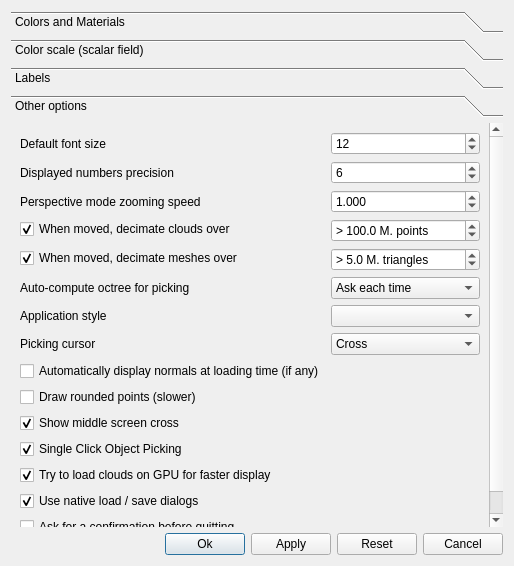
Before: the Qt Designer form libs/CCAppCommon/ui/displaySettingsDlg.ui in CloudCompare/CloudCompare, drawn with Qt 5.
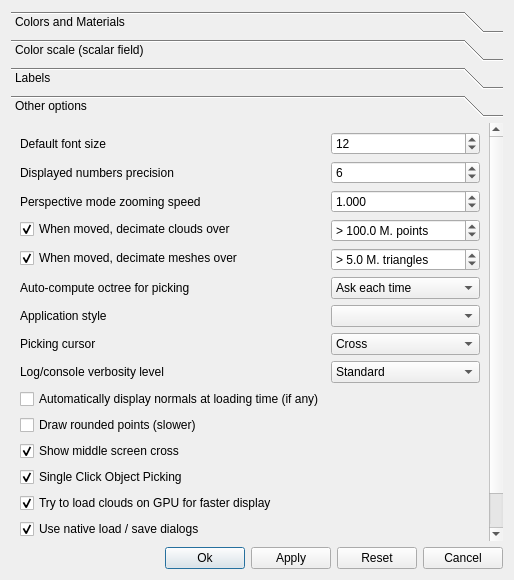
After: the same form once the commit is applied. Icons and pictures are not drawn.

Commit message: New 'Display setting' dialog option to set the logs verbosity level

The edit to the form file:
```diff
--- a/libs/CCAppCommon/ui/displaySettingsDlg.ui
+++ b/libs/CCAppCommon/ui/displaySettingsDlg.ui
@@ -7,7 +7,7 @@
     <x>0</x>
     <y>0</y>
     <width>514</width>
-    <height>566</height>
+    <height>580</height>
    </rect>
   </property>
   <property name="sizePolicy">
@@ -603,7 +603,7 @@
         <x>0</x>
         <y>0</y>
         <width>496</width>
-        <height>409</height>
+        <height>423</height>
        </rect>
       </property>
       <attribute name="label">
@@ -787,21 +787,21 @@
          </item>
         </widget>
        </item>
-       <item row="8" column="0">
+       <item row="9" column="0">
         <widget class="QCheckBox" name="autoDisplayNormalsCheckBox">
          <property name="text">
           <string>Automatically display normals at loading time (if any)</string>
          </property>
         </widget>
        </item>
-       <item row="9" column="0">
+       <item row="10" column="0">
         <widget class="QCheckBox" name="drawRoundedPointsCheckBox">
          <property name="text">
           <string>Draw rounded points (slower)</string>
          </property>
         </widget>
        </item>
-       <item row="10" column="0">
+       <item row="11" column="0">
         <widget class="QCheckBox" name="showCrossCheckBox">
          <property name="toolTip">
           <string>A cross is displayed in the middle of the screen</string>
@@ -817,7 +817,7 @@
          </property>
         </widget>
        </item>
-       <item row="12" column="0">
+       <item row="13" column="0">
         <widget class="QCheckBox" name="useVBOCheckBox">
          <property name="text">
           <string>Try to load clouds on GPU for faster display</string>
@@ -827,7 +827,7 @@
          </property>
         </widget>
        </item>
-       <item row="13" column="0">
+       <item row="14" column="0">
         <widget class="QCheckBox" name="useNativeDialogsCheckBox">
          <property name="text">
           <string>Use native load / save dialogs</string>
@@ -837,7 +837,7 @@
          </property>
         </widget>
        </item>
-       <item row="15" column="0">
+       <item row="16" column="0">
         <spacer name="verticalSpacer_3">
          <property name="orientation">
           <enum>Qt::Vertical</enum>
@@ -850,7 +850,7 @@
          </property>
         </spacer>
        </item>
-       <item row="11" column="0">
+       <item row="12" column="0">
         <widget class="QCheckBox" name="singleClickPickingCheckBox">
          <property name="toolTip">
           <string>Can be slow on large point clouds</string>
@@ -894,13 +894,47 @@
          </item>
         </widget>
        </item>
-       <item row="14" column="0">
+       <item row="15" column="0">
         <widget class="QCheckBox" name="confirmQuitCheckBox">
          <property name="text">
           <string>Ask for a confirmation before quitting</string>
          </property>
         </widget>
        </item>
+       <item row="8" column="0">
+        <widget class="QLabel" name="label_23">
+         <property name="text">
+          <string>Log/console verbosity level</string>
+         </property>
+        </widget>
+       </item>
+       <item row="8" column="1">
+        <widget class="QComboBox" name="logVerbosityComboBox">
+         <property name="currentIndex">
+          <number>1</number>
+         </property>
+         <item>
+          <property name="text">
+           <string>Verbose</string>
+          </property>
+         </item>
+         <item>
+          <property name="text">
+           <string>Standard</string>
+          </property>
+         </item>
+         <item>
+          <property name="text">
+           <string>Important</string>
+          </property>
+         </item>
+         <item>
+          <property name="text">
+           <string>Warning &amp; errors</string>
+          </property>
+         </item>
+        </widget>
+       </item>
       </layout>
      </widget>
     </widget>
```
Left out of the diff: 12 changed lines with no effect on the pictures. The commit also changes 6 other files.
